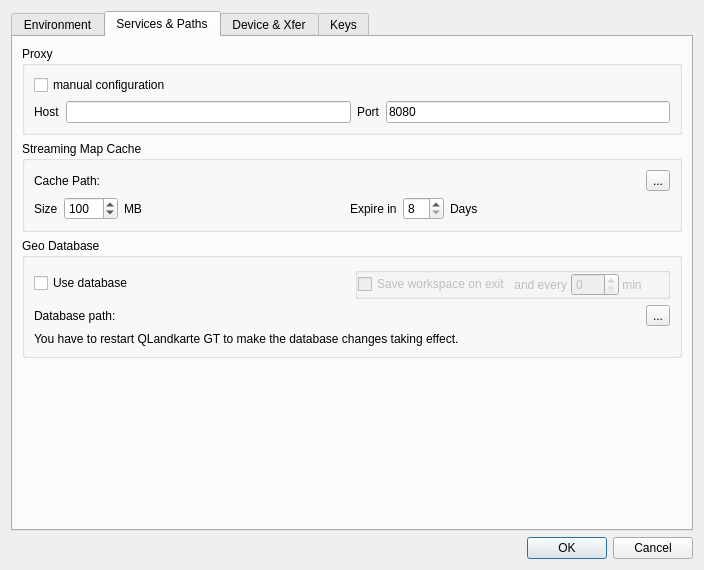
Qt form src/IDlgConfig.ui (ntruchsess/QLandkarteGT) before a commit.
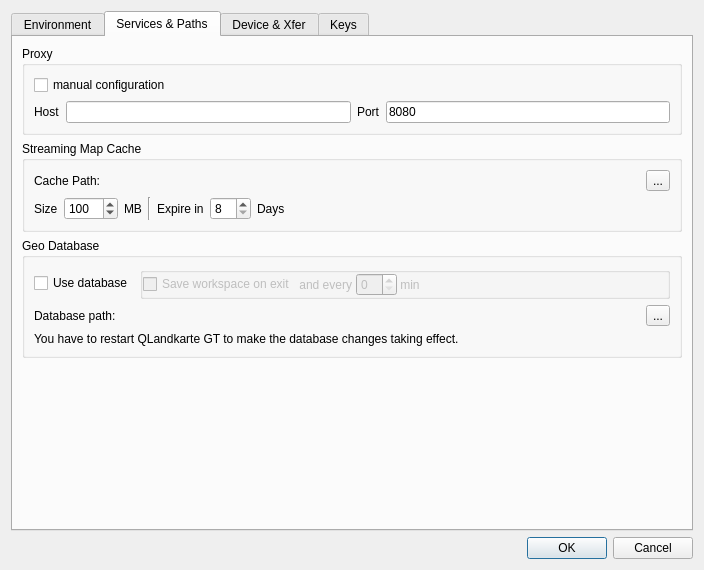
The same form after that commit. The open tabs and pages were chosen to show the change. Icons and pictures are not drawn.

```diff
--- a/src/IDlgConfig.ui
+++ b/src/IDlgConfig.ui
@@ -352,6 +352,13 @@
               </property>
              </widget>
             </item>
+            <item>
+             <widget class="Line" name="line">
+              <property name="orientation">
+               <enum>Qt::Vertical</enum>
+              </property>
+             </widget>
+            </item>
             <item>
              <widget class="QLabel" name="label_11">
               <property name="sizePolicy">
@@ -394,6 +401,19 @@
               </property>
              </widget>
             </item>
+            <item>
+             <spacer name="horizontalSpacer_2">
+              <property name="orientation">
+               <enum>Qt::Horizontal</enum>
+              </property>
+              <property name="sizeHint" stdset="0">
+               <size>
+                <width>40</width>
+                <height>20</height>
+               </size>
+              </property>
+             </spacer>
+            </item>
            </layout>
           </item>
          </layout>
@@ -469,6 +489,19 @@
                  </property>
                 </widget>
                </item>
+               <item>
+                <spacer name="horizontalSpacer_3">
+                 <property name="orientation">
+                  <enum>Qt::Horizontal</enum>
+                 </property>
+                 <property name="sizeHint" stdset="0">
+                  <size>
+                   <width>40</width>
+                   <height>20</height>
+                  </size>
+                 </property>
+                </spacer>
+               </item>
               </layout>
              </widget>
             </item>
```
